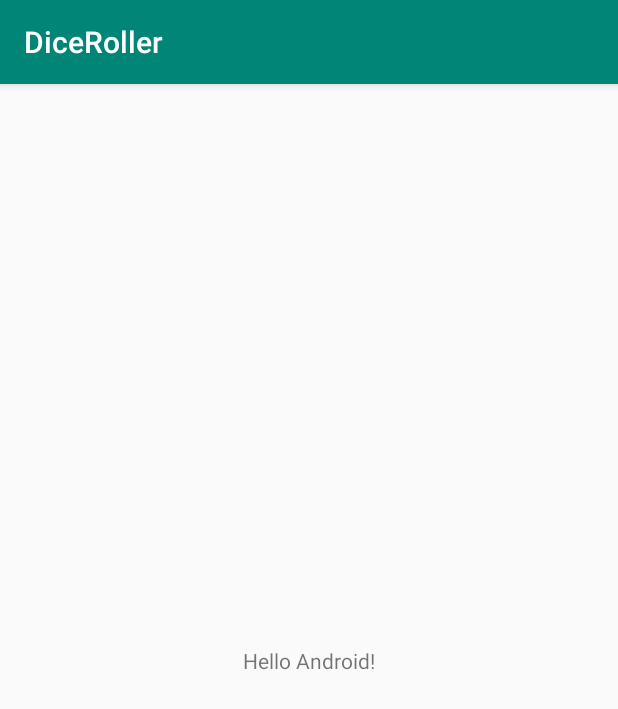
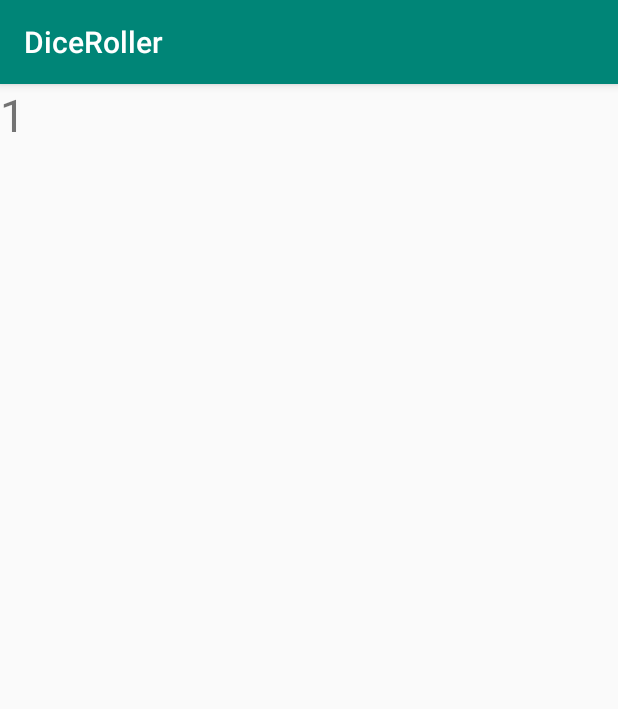
Before and after one commit to nishikawa-shi/app-ud9012-lesson1, an Android app: the screen it shows after launch (MainActivity), on a phone screen of 412 x 824 dp. Shown: the top 709 px of the screen. Run offline under Robolectric (Android 15) with nearby library versions, the phone set to English and light mode, and no system bars.

Commit message:
レイアウトを、より単純に扱えるようにした

```diff
--- a/app/src/main/res/layout/activity_main.xml
+++ b/app/src/main/res/layout/activity_main.xml
@@ -1,19 +1,14 @@
 <?xml version="1.0" encoding="utf-8"?>
-<android.support.constraint.ConstraintLayout
-        xmlns:android="http://schemas.android.com/apk/res/android"
-        xmlns:tools="http://schemas.android.com/tools"
-        xmlns:app="http://schemas.android.com/apk/res-auto"
-        android:layout_width="match_parent"
-        android:layout_height="match_parent"
-        tools:context=".MainActivity">
+<LinearLayout xmlns:android="http://schemas.android.com/apk/res/android"
+              xmlns:tools="http://schemas.android.com/tools"
+              android:layout_width="match_parent"
+              android:layout_height="wrap_content"
+              tools:context=".MainActivity">
 
     <TextView
             android:layout_width="wrap_content"
             android:layout_height="wrap_content"
-            android:text="Hello Android!"
-            app:layout_constraintBottom_toBottomOf="parent"
-            app:layout_constraintLeft_toLeftOf="parent"
-            app:layout_constraintRight_toRightOf="parent"
-            app:layout_constraintTop_toTopOf="parent"/>
+            android:textSize="30sp"
+            android:text="1"/>
 
-</android.support.constraint.ConstraintLayout>
+</LinearLayout>
```
